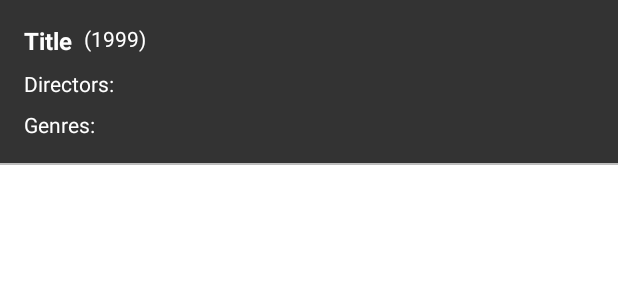
After one commit to makimo/android-simple-movie-list-app, an Android app: the layout item_movie.xml on its own in the app's theme, with its tools: preview values and no code run, on a phone screen of 412 x 824 dp. The commit adds this screen. Shown: the top 300 px of the screen. Run offline under Robolectric (Android 15) with nearby library versions, the phone set to English and light mode, and no system bars.

Commit message:
Display movie list in activity

```diff
--- a/app/src/main/java/com/android/simple/movie/list/app/data/datasources/MoviesDataSource.kt
+++ b/app/src/main/java/com/android/simple/movie/list/app/data/datasources/MoviesDataSource.kt
@@ -2,11 +2,15 @@ package com.android.simple.movie.list.app.data.datasources
 
 import com.android.simple.movie.list.app.data.models.Genre
 import com.android.simple.movie.list.app.data.models.Movie
+import com.android.simple.movie.list.app.data.models.MovieResponse
+import io.reactivex.rxjava3.core.Observable
 import io.reactivex.rxjava3.subjects.BehaviorSubject
 
 interface MoviesDataSource {
 
-    val allMovies: BehaviorSubject<List<Movie>>
+    val rawMovies: BehaviorSubject<List<MovieResponse>>
+
+    val allMovies: Observable<List<Movie>>
 
     val allGenres: BehaviorSubject<List<Genre>>
 }
--- a/app/src/main/java/com/android/simple/movie/list/app/data/models/Movie.kt
+++ b/app/src/main/java/com/android/simple/movie/list/app/data/models/Movie.kt
@@ -7,5 +7,5 @@ data class Movie(
     val title: String,
     val directors: List<String>,
     val year: String,
-    val genres: List<String>
+    val genres: List<Genre>
 )
--- a/app/src/main/java/com/android/simple/movie/list/app/ui/MoviesViewModel.kt
+++ b/app/src/main/java/com/android/simple/movie/list/app/ui/MoviesViewModel.kt
@@ -1,9 +1,11 @@
 package com.android.simple.movie.list.app.ui
 
-import android.util.Log
 import androidx.lifecycle.ViewModel
+import com.android.simple.movie.list.app.data.models.Movie
 import com.android.simple.movie.list.app.data.repositories.MoviesRepository
 import dagger.hilt.android.lifecycle.HiltViewModel
+import io.reactivex.rxjava3.kotlin.Observables
+import java.util.*
 import javax.inject.Inject
 
 @HiltViewModel
--- /dev/null
+++ b/app/src/main/res/layout/item_movie.xml
@@ -0,0 +1,71 @@
+<?xml version="1.0" encoding="utf-8"?>
+<androidx.constraintlayout.widget.ConstraintLayout xmlns:android="http://schemas.android.com/apk/res/android"
+    xmlns:app="http://schemas.android.com/apk/res-auto"
+    xmlns:tools="http://schemas.android.com/tools"
+    android:layout_width="match_parent"
+    android:layout_height="wrap_content"
+    android:background="@color/darkGrey">
+
+    <TextView
+        android:id="@+id/txt_title"
+        android:layout_width="wrap_content"
+        android:layout_height="wrap_content"
+        android:layout_marginStart="@dimen/dim_16"
+        android:layout_marginTop="@dimen/dim_16"
+        android:textColor="@color/white"
+        android:textSize="@dimen/h3"
+        android:textStyle="bold"
+        app:layout_constraintStart_toStartOf="parent"
+        app:layout_constraintTop_toTopOf="parent"
+        tools:text="Title" />
+
+    <TextView
+        android:id="@+id/txt_year"
+        android:layout_width="wrap_content"
+        android:layout_height="wrap_content"
+        android:layout_marginStart="@dimen/dim_8"
+        android:layout_marginTop="@dimen/dim_16"
+        android:textColor="@color/white"
+        android:textSize="@dimen/h4"
+        app:layout_constraintEnd_toEndOf="parent"
+        app:layout_constraintHorizontal_bias="0.0"
+        app:layout_constraintStart_toEndOf="@id/txt_title"
+        app:layout_constraintTop_toTopOf="parent"
+        tools:text="(1999)" />
+
+    <TextView
+        android:id="@+id/txt_directors"
+        android:layout_width="wrap_content"
+        android:layout_height="wrap_content"
+        android:layout_marginStart="@dimen/dim_16"
+        android:layout_marginTop="@dimen/dim_8"
+        android:textColor="@color/white"
+        android:textSize="@dimen/h4"
+        app:layout_constraintStart_toStartOf="parent"
+        app:layout_constraintTop_toBottomOf="@id/txt_title"
+        tools:text="Directors:" />
+
+    <TextView
+        android:id="@+id/txt_genres"
+        android:layout_width="wrap_content"
+        android:layout_height="wrap_content"
+        android:layout_marginStart="@dimen/dim_16"
+        android:layout_marginTop="@dimen/dim_8"
+        android:layout_marginBottom="@dimen/dim_16"
+        android:textColor="@color/white"
+        android:textSize="@dimen/h4"
+        app:layout_constraintBottom_toTopOf="@id/divider"
+        app:layout_constraintStart_toStartOf="parent"
+        app:layout_constraintTop_toBottomOf="@id/txt_directors"
+        tools:text="Genres:" />
+
+    <View
+        android:id="@+id/divider"
+        android:layout_width="match_parent"
+        android:layout_height="@dimen/dim_1"
+        android:background="@color/lightGrey"
+        app:layout_constraintBottom_toBottomOf="parent"
+        app:layout_constraintEnd_toEndOf="parent"
+        app:layout_constraintStart_toStartOf="parent" />
+
+</androidx.constraintlayout.widget.ConstraintLayout>
--- /dev/null
+++ b/app/src/main/res/values-sw600dp/dimens.xml
@@ -0,0 +1,4 @@
+<?xml version="1.0" encoding="utf-8"?>
+<resources>
+    <dimen name="system_nav_bar_height">24dp</dimen>
+</resources>
--- /dev/null
+++ b/app/src/main/res/values/dimens.xml
@@ -0,0 +1,19 @@
+<?xml version="1.0" encoding="utf-8"?>
+<resources>
+    <dimen name="dim_1">1dp</dimen>
+    <dimen name="dim_4">4dp</dimen>
+    <dimen name="dim_8">8dp</dimen>
+    <dimen name="dim_12">12dp</dimen>
+    <dimen name="dim_16">16dp</dimen>
+    <dimen name="dim_24">24dp</dimen>
+
+    <dimen name="h0">24sp</dimen>
+    <dimen name="h1">20sp</dimen>
+    <dimen name="h2">18sp</dimen>
+    <dimen name="h3">16sp</dimen>
+    <dimen name="h4">14sp</dimen>
+    <dimen name="h5">12sp</dimen>
+    <dimen name="h6">10sp</dimen>
+
+    <dimen name="system_nav_bar_height">35dp</dimen>
+</resources>
--- a/app/src/main/res/values/strings.xml
+++ b/app/src/main/res/values/strings.xml
@@ -1,3 +1,9 @@
 <resources>
     <string name="app_name">android-simple-movie-list-app</string>
+    <string name="movie_list">Movie list</string>
+    <string name="year">(%1$s)</string>
+    <string name="director">Director: %1$s</string>
+    <string name="directors">Directors: %1$s</string>
+    <string name="genre">Genre: %1$s</string>
+    <string name="genres">Genres: %1$s</string>
 </resources>
```
Also changed, not shown: app/src/main/assets/movies.json (+11 -11 lines), app/src/main/java/com/android/simple/movie/list/app/data/datasources/MoviesDataSourceImpl.kt (+26 -5 lines), app/src/main/java/com/android/simple/movie/list/app/data/models/Genre.kt (+4 -3 lines), app/src/main/java/com/android/simple/movie/list/app/data/models/MovieResponse.kt (added, +12 -0 lines), app/src/main/java/com/android/simple/movie/list/app/ui/MovieAdapter.kt (added, +46 -0 lines), app/src/main/java/com/android/simple/movie/list/app/ui/MoviesActivity.kt (+18 -1 lines), app/src/main/java/com/android/simple/movie/list/app/uitls/misc.kt (+12 -0 lines), app/src/main/res/layout/activity_movies.xml (+34 -6 lines).
